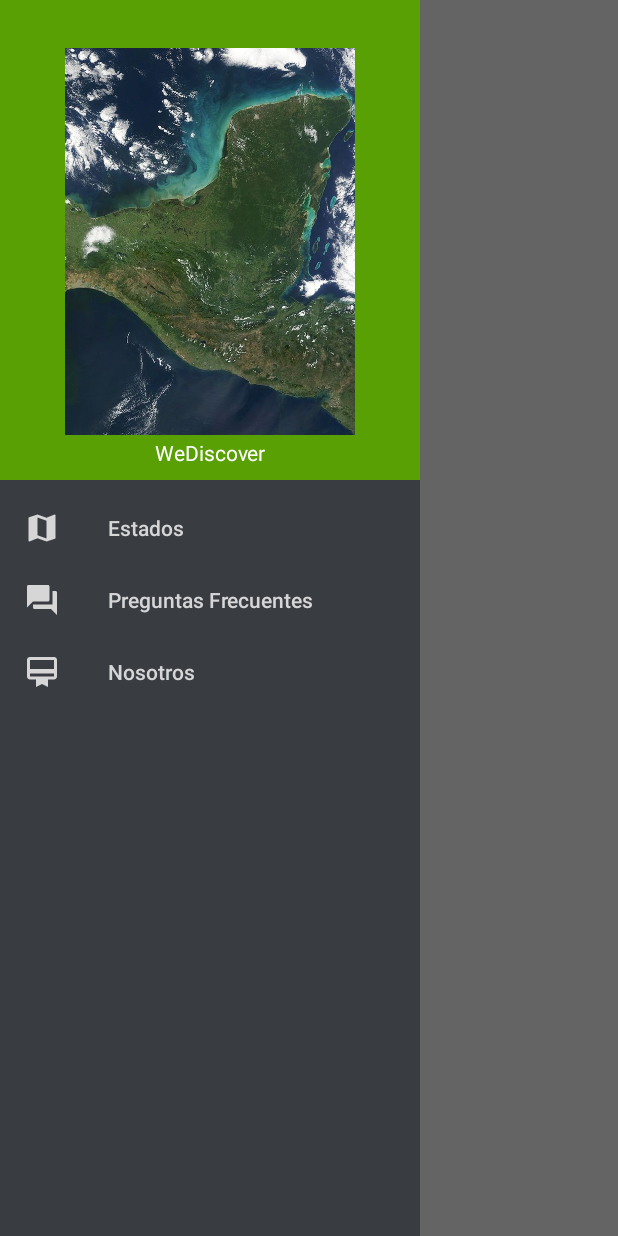
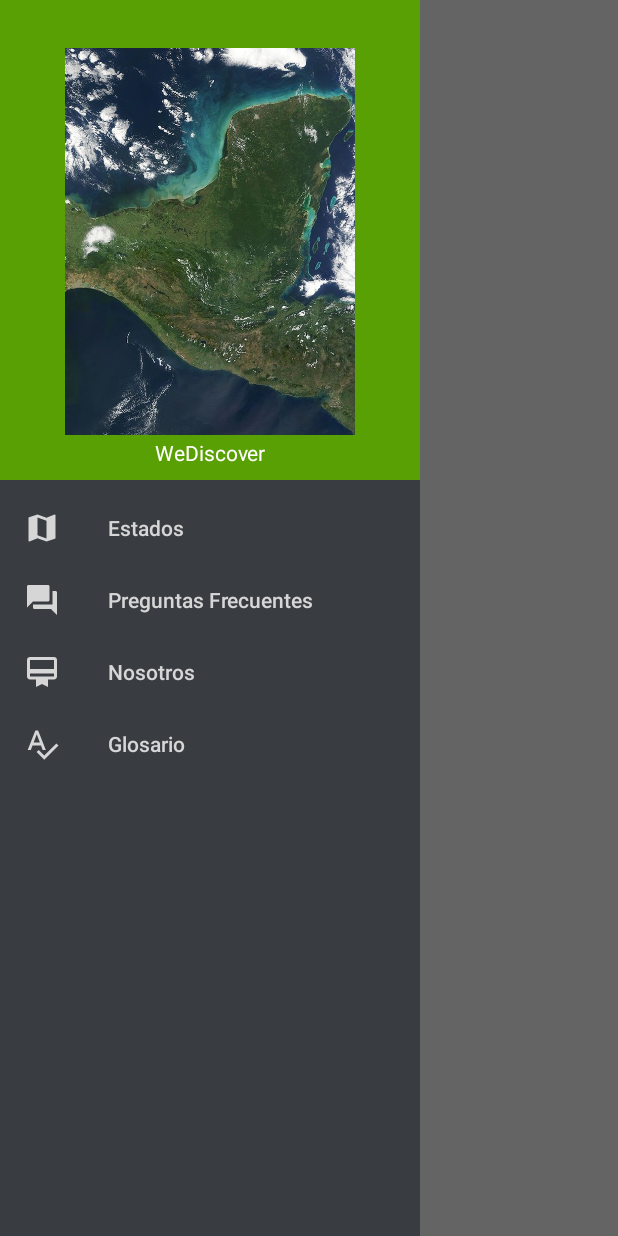
Before and after one commit to theundertaker0/WeDiscover, an Android app: the screen it shows after launch (Main2Activity), with the side drawer open, on a phone screen of 412 x 824 dp. Run offline under Robolectric (Android 15) with nearby library versions, the phone set to English and light mode, and no system bars; our stand-ins replace navigation-ui; 4 statements that could not run were skipped.

Commit message:
Agregada y funcional la sección del Glosario

```diff
--- a/app/src/main/java/com/kubo79/android/wediscover/Main2Activity.kt
+++ b/app/src/main/java/com/kubo79/android/wediscover/Main2Activity.kt
@@ -5,6 +5,7 @@ package com.kubo79.android.wediscover
 import android.content.res.ColorStateList
 import android.os.Bundle
 import android.view.Menu
+import android.view.WindowManager
 import androidx.appcompat.app.AppCompatActivity
 import androidx.appcompat.widget.Toolbar
 import androidx.drawerlayout.widget.DrawerLayout
@@ -23,11 +24,10 @@ class Main2Activity : AppCompatActivity() {
 
     override fun onCreate(savedInstanceState: Bundle?) {
         super.onCreate(savedInstanceState)
+        getWindow().setFlags(WindowManager.LayoutParams.FLAG_SECURE, WindowManager.LayoutParams.FLAG_SECURE);
         setContentView(R.layout.activity_main2)
         val toolbar: Toolbar = findViewById(R.id.toolbar)
         setSupportActionBar(toolbar)
-
-
         val drawerLayout: DrawerLayout = findViewById(R.id.drawer_layout)
         val navView: NavigationView = findViewById(R.id.nav_view)
         navView.setBackgroundColor(resources.getColor(R.color.darkGrey))
--- a/app/src/main/java/com/kubo79/android/wediscover/ui/send/SendFragment.kt
+++ b/app/src/main/java/com/kubo79/android/wediscover/ui/send/SendFragment.kt
@@ -43,7 +43,7 @@ class SendFragment : Fragment() {
             val arreglo = JSONArray(datos)
             var faqs = ArrayList<Faq>()
             if (arreglo.length() == 0) {
-                Toast.makeText(context,"No hay preguntas frecuentes que mostrar",Toast.LENGTH_LONG)
+                Toast.makeText(context,"No hay preguntas frecuentes que mostrar",Toast.LENGTH_LONG).show()
             }
             faqs.clear()
 
--- /dev/null
+++ b/app/src/main/res/drawable/ic_spellcheck_black_24dp.xml
@@ -0,0 +1,9 @@
+<vector xmlns:android="http://schemas.android.com/apk/res/android"
+        android:width="24dp"
+        android:height="24dp"
+        android:viewportWidth="24.0"
+        android:viewportHeight="24.0">
+    <path
+        android:fillColor="#FF000000"
+        android:pathData="M12.45,16h2.09L9.43,3L7.57,3L2.46,16h2.09l1.12,-3h5.64l1.14,3zM6.43,11L8.5,5.48 10.57,11L6.43,11zM21.59,11.59l-8.09,8.09L9.83,16l-1.41,1.41 5.09,5.09L23,13l-1.41,-1.41z"/>
+</vector>
--- a/app/src/main/res/layout/fragment_home.xml
+++ b/app/src/main/res/layout/fragment_home.xml
@@ -8,7 +8,8 @@
     <androidx.recyclerview.widget.RecyclerView
         android:layout_width="match_parent"
         android:layout_height="wrap_content"
-        android:id="@+id/stateRecyclerView" />
+        android:id="@+id/stateRecyclerView"
+        tools:ignore="MissingConstraints" />
 
     <com.google.android.gms.ads.AdView
         android:id="@+id/adView"
--- a/app/src/main/res/menu/activity_main2_drawer.xml
+++ b/app/src/main/res/menu/activity_main2_drawer.xml
@@ -24,5 +24,10 @@
        android:iconTint="@color/white"
        android:title="@string/nosotros"
        />
+    <item
+        android:id="@+id/nav_slideshow"
+        android:icon="@drawable/ic_spellcheck_black_24dp"
+        android:iconTint="@color/white"
+        android:title="@string/glosario"/>
 
 </menu>
--- a/app/src/main/res/values-v21/strings.xml
+++ b/app/src/main/res/values-v21/strings.xml
@@ -3,4 +3,5 @@
     <string name="logo_wediscover">Logo WeDiscover</string>
     <string name="nosotros">Nosotros</string>
     <string name="banner_ad_unit_id">ca-app-pub-2065790873789795/1117328018</string>
+    <string name="glosario">Glosario</string>
 </resources>
--- a/app/src/main/res/values/strings.xml
+++ b/app/src/main/res/values/strings.xml
@@ -10,7 +10,7 @@
 
     <string name="menu_home">Estados</string>
     <string name="menu_gallery">Estado</string>
-    <string name="menu_slideshow">Slideshow</string>
+    <string name="menu_slideshow">Glosario</string>
     <string name="menu_tools">Nosotros</string>
     <string name="menu_share">Localidad</string>
     <string name="menu_send">Preguntas Frecuentes</string>
@@ -24,5 +24,6 @@
     <string name="imagen_estado">Imagen Estado</string>
     <string name="nosotros">Nosotros</string>
     <string name="banner_ad_unit_id">ca-app-pub-2065790873789795/1117328018</string>
+    <string name="glosario">Glosario</string>
 
 </resources>
--- a/build.gradle
+++ b/build.gradle
@@ -9,7 +9,7 @@ buildscript {
 
     }
     dependencies {
-        classpath 'com.android.tools.build:gradle:3.6.2'
+        classpath 'com.android.tools.build:gradle:3.6.3'
         classpath "org.jetbrains.kotlin:kotlin-gradle-plugin:$kotlin_version"
         classpath 'com.google.gms:google-services:4.3.3'
         // NOTE: Do not place your application dependencies here; they belong
```
Also changed, not shown: app/src/main/java/com/kubo79/android/wediscover/glosary/Definition.kt (added, +12 -0 lines), app/src/main/java/com/kubo79/android/wediscover/glosary/RVDefinitionAdapter.kt (added, +29 -0 lines), app/src/main/java/com/kubo79/android/wediscover/ui/slideshow/SlideshowFragment.kt (+47 -9 lines), app/src/main/res/layout/definition_adapter_item_layout.xml (added, +45 -0 lines), app/src/main/res/layout/fragment_slideshow.xml (+3 -12 lines), 1 other file.
